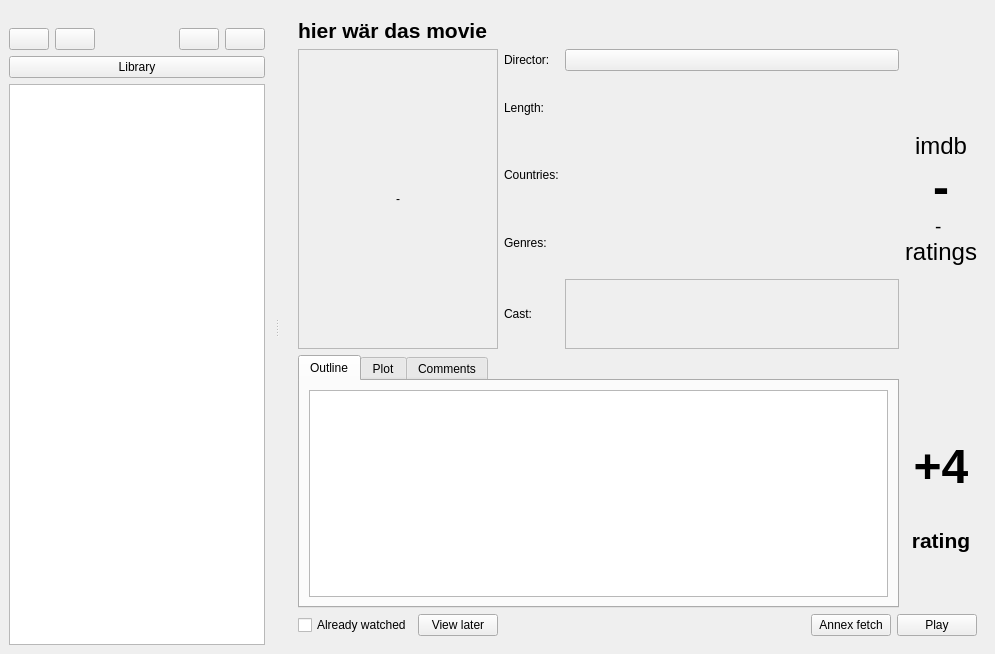
Old version of the form moviehamster/gui/qtgui.ui in the repository bordstein/hamster.
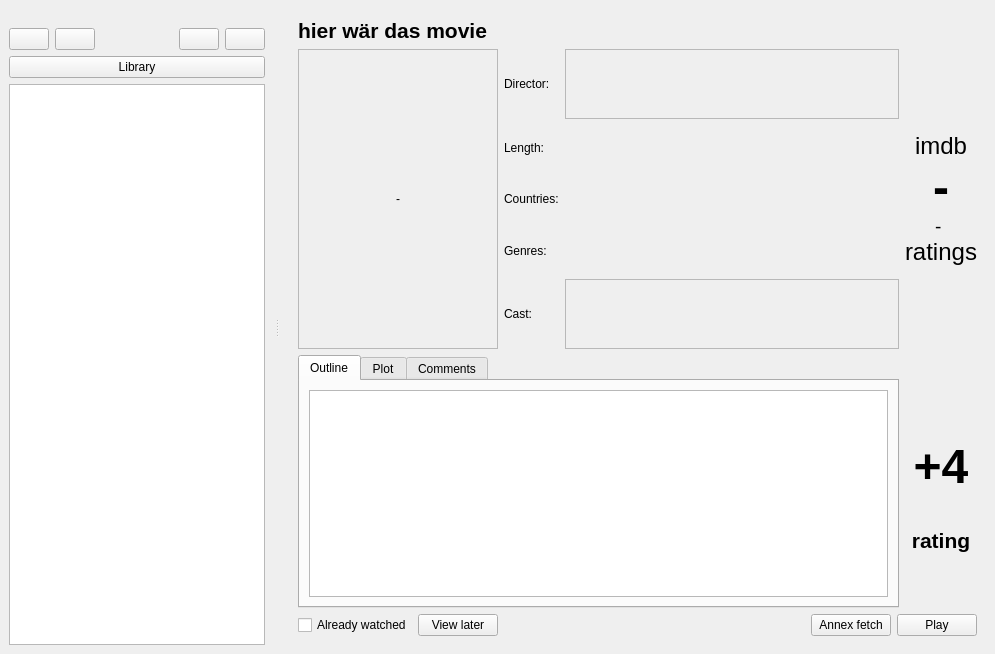
New version of the form. The open tabs and pages were chosen to show the change. Icons and pictures are not drawn.

Commit message: introduce LinkButton, show multiple directors

Patch:
```diff
--- a/moviehamster/gui/qtgui.ui
+++ b/moviehamster/gui/qtgui.ui
@@ -18,7 +18,7 @@
     <item row="0" column="1">
      <widget class="QStackedWidget" name="stackedWidget">
       <property name="currentIndex">
-       <number>1</number>
+       <number>2</number>
       </property>
       <widget class="QWidget" name="library_view">
        <layout class="QVBoxLayout" name="verticalLayout">
@@ -63,6 +63,18 @@
           <layout class="QVBoxLayout" name="verticalLayout_5">
            <item>
             <widget class="QLabel" name="l_headshot">
+             <property name="sizePolicy">
+              <sizepolicy hsizetype="Preferred" vsizetype="Preferred">
+               <horstretch>0</horstretch>
+               <verstretch>0</verstretch>
+              </sizepolicy>
+             </property>
+             <property name="minimumSize">
+              <size>
+               <width>98</width>
+               <height>140</height>
+              </size>
+             </property>
              <property name="frameShape">
               <enum>QFrame::StyledPanel</enum>
              </property>
@@ -459,19 +471,6 @@
           </item>
          </layout>
         </item>
-        <item row="1" column="2">
-         <widget class="QPushButton" name="btn_director">
-          <property name="sizePolicy">
-           <sizepolicy hsizetype="Minimum" vsizetype="Fixed">
-            <horstretch>0</horstretch>
-            <verstretch>0</verstretch>
-           </sizepolicy>
-          </property>
-          <property name="text">
-           <string/>
-          </property>
-         </widget>
-        </item>
         <item row="2" column="2">
          <widget class="QLabel" name="l_length">
           <property name="sizePolicy">
@@ -514,11 +513,17 @@
         <item row="5" column="2">
          <widget class="QScrollArea" name="scrollable_box_cast">
           <property name="sizePolicy">
-           <sizepolicy hsizetype="MinimumExpanding" vsizetype="Preferred">
+           <sizepolicy hsizetype="MinimumExpanding" vsizetype="Minimum">
             <horstretch>0</horstretch>
             <verstretch>0</verstretch>
            </sizepolicy>
           </property>
+          <property name="frameShape">
+           <enum>QFrame::StyledPanel</enum>
+          </property>
+          <property name="frameShadow">
+           <enum>QFrame::Sunken</enum>
+          </property>
           <property name="widgetResizable">
            <bool>true</bool>
           </property>
@@ -527,13 +532,62 @@
             <rect>
              <x>0</x>
              <y>0</y>
-             <width>76</width>
+             <width>316</width>
              <height>76</height>
             </rect>
            </property>
-           <layout class="QHBoxLayout" name="box_cast">
-            <property name="margin">
+           <layout class="QFormLayout" name="box_cast">
+            <property name="fieldGrowthPolicy">
+             <enum>QFormLayout::AllNonFixedFieldsGrow</enum>
+            </property>
+            <property name="horizontalSpacing">
              <number>3</number>
+            </property>
+            <property name="verticalSpacing">
+             <number>3</number>
+            </property>
+            <property name="margin">
+             <number>0</number>
+            </property>
+           </layout>
+          </widget>
+         </widget>
+        </item>
+        <item row="1" column="2">
+         <widget class="QScrollArea" name="scrollable_box_director">
+          <property name="sizePolicy">
+           <sizepolicy hsizetype="MinimumExpanding" vsizetype="Minimum">
+            <horstretch>0</horstretch>
+            <verstretch>0</verstretch>
+           </sizepolicy>
+          </property>
+          <property name="widgetResizable">
+           <bool>true</bool>
+          </property>
+          <property name="alignment">
+           <set>Qt::AlignRight|Qt::AlignTop|Qt::AlignTrailing</set>
+          </property>
+          <widget class="QWidget" name="scrollAreaWidgetContents_2">
+           <property name="geometry">
+            <rect>
+             <x>0</x>
+             <y>0</y>
+             <width>316</width>
+             <height>76</height>
+            </rect>
+           </property>
+           <layout class="QFormLayout" name="box_director">
+            <property name="fieldGrowthPolicy">
+             <enum>QFormLayout::AllNonFixedFieldsGrow</enum>
+            </property>
+            <property name="horizontalSpacing">
+             <number>0</number>
+            </property>
+            <property name="verticalSpacing">
+             <number>0</number>
+            </property>
+            <property name="margin">
+             <number>0</number>
             </property>
            </layout>
           </widget>
```
The commit also changes 5 other files.
